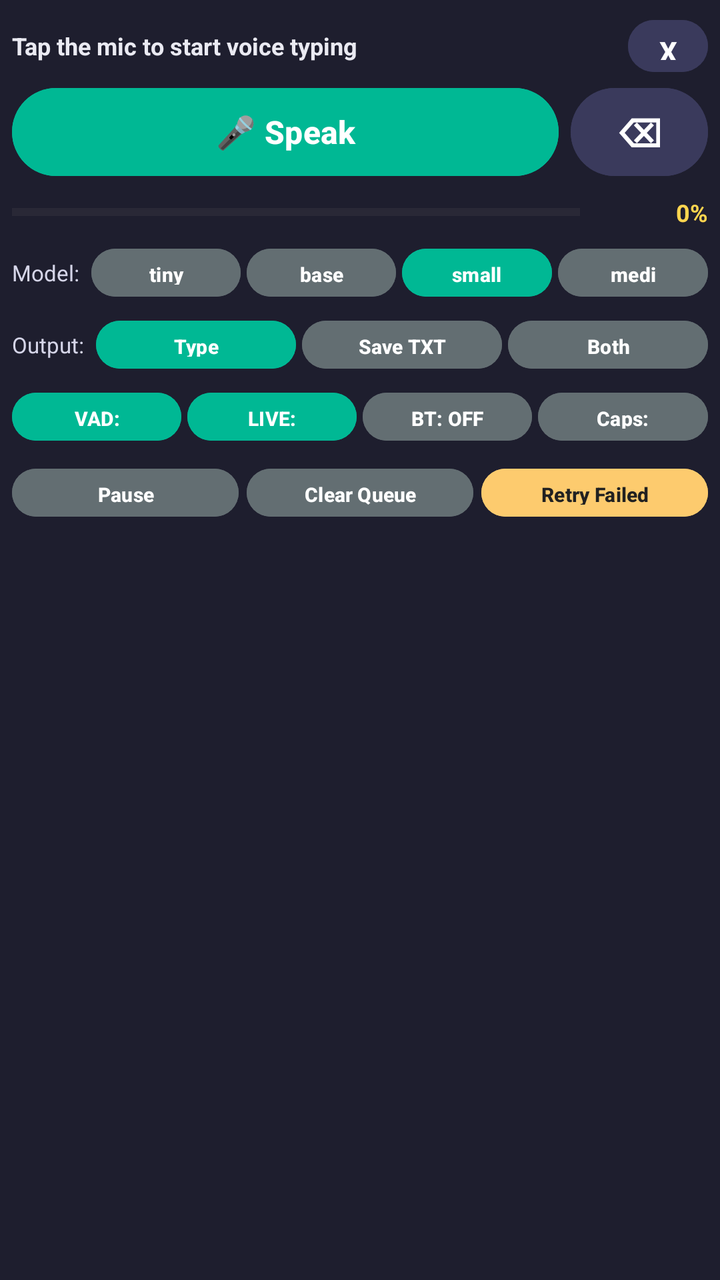
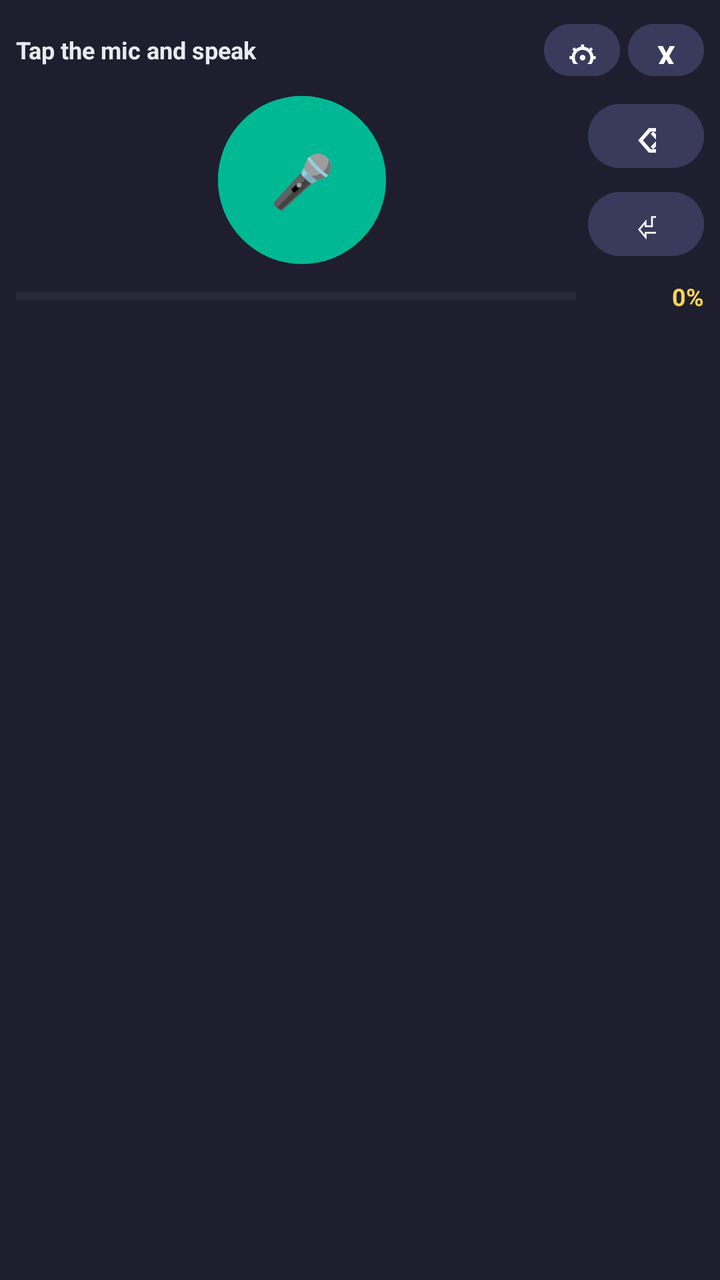

Screens rendered from an Android XML layout before and after an edit, with the pre-edit source and the edit as a unified diff.
<!-- AndroidManifest.xml: application theme Theme.WhisperKeyboard -->
<!-- res/layout/keyboard_view.xml -->
<?xml version="1.0" encoding="utf-8"?>
<LinearLayout xmlns:android="http://schemas.android.com/apk/res/android"
    android:orientation="vertical"
    android:layout_width="match_parent"
    android:layout_height="wrap_content"
    android:background="#1E1E2E"
    android:padding="6dp">

    
    <LinearLayout android:orientation="horizontal" android:layout_width="match_parent" android:layout_height="wrap_content" android:gravity="center_vertical">
        <TextView android:id="@+id/tvStatus" android:text="Tap the mic to start voice typing" android:textColor="#EAEAF2" android:textSize="12sp" android:textStyle="bold" android:layout_width="0dp" android:layout_weight="1" android:layout_height="wrap_content" android:ellipsize="end" android:maxLines="1"/>
        <Button android:id="@+id/btnCloseKeyboard" android:text="X" android:layout_width="40dp" android:layout_height="34dp" android:layout_marginStart="6dp" android:minWidth="0dp" android:paddingStart="0dp" android:paddingEnd="0dp" android:textSize="14sp" android:textStyle="bold" android:textColor="#FFFFFF" android:backgroundTint="#3A3A5C" android:contentDescription="Close keyboard (processing continues)"/>
    </LinearLayout>

    
    <LinearLayout android:orientation="horizontal" android:layout_width="match_parent" android:layout_height="wrap_content" android:gravity="center">
        <Button android:id="@+id/btnMic" android:text="🎤 Speak" android:layout_width="0dp" android:layout_weight="4" android:layout_height="52dp" android:textSize="16sp" android:textStyle="bold" android:textColor="#FFFFFF" android:backgroundTint="#00B894"/>
        <Button android:id="@+id/btnBackspace" android:text="⌫" android:layout_width="0dp" android:layout_weight="1" android:layout_height="52dp" android:layout_marginStart="6dp" android:textSize="20sp" android:textStyle="bold" android:textColor="#FFFFFF" android:backgroundTint="#3A3A5C" android:contentDescription="Delete last word (hold = repeat)"/>
    </LinearLayout>

    
    <LinearLayout android:orientation="horizontal" android:layout_width="match_parent" android:layout_height="wrap_content" android:gravity="center_vertical" android:layout_marginTop="6dp">
        <ProgressBar android:id="@+id/progressTranscribe" style="?android:attr/progressBarStyleHorizontal" android:layout_width="0dp" android:layout_weight="1" android:layout_height="8dp" android:max="100" android:progress="0" android:progressTint="#00B894"/>
        <TextView android:id="@+id/tvProgressPct" android:text="0%" android:textSize="12sp" android:textStyle="bold" android:textColor="#FFD54F" android:layout_width="wrap_content" android:layout_height="wrap_content" android:gravity="end" android:paddingStart="6dp" android:minWidth="64dp"/>
    </LinearLayout>

    
    <LinearLayout android:id="@+id/rowProcessing" android:orientation="horizontal" android:layout_width="match_parent" android:layout_height="wrap_content" android:gravity="center" android:layout_marginTop="4dp" android:visibility="gone">
        <Button android:id="@+id/btnSkipOne" android:text="Skip 1 ▸" android:layout_width="0dp" android:layout_weight="1" android:layout_height="30dp" android:textSize="11sp" android:textStyle="bold" android:textColor="#FFFFFF" android:backgroundTint="#E17055"/>
        <Button android:id="@+id/btnStopAll" android:text="■ Stop All" android:layout_width="0dp" android:layout_weight="1" android:layout_height="30dp" android:layout_marginStart="6dp" android:textSize="11sp" android:textStyle="bold" android:textColor="#FFFFFF" android:backgroundTint="#D63031"/>
    </LinearLayout>

    <LinearLayout android:orientation="horizontal" android:layout_width="match_parent" android:layout_height="wrap_content" android:gravity="center_vertical" android:layout_marginTop="6dp">
        <TextView android:text="Model:" android:textSize="11sp" android:textColor="#D5D5E8" android:layout_width="wrap_content" android:layout_height="wrap_content" android:paddingEnd="6dp"/>
        <Button android:id="@+id/btnModelTiny" android:text="tiny" android:layout_width="0dp" android:layout_weight="1" android:layout_height="32dp" android:textSize="10sp" android:textStyle="bold" android:textColor="#FFFFFF" android:backgroundTint="#636E72"/>
        <Button android:id="@+id/btnModelBase" android:text="base" android:layout_width="0dp" android:layout_weight="1" android:layout_height="32dp" android:layout_marginStart="3dp" android:textSize="10sp" android:textStyle="bold" android:textColor="#FFFFFF" android:backgroundTint="#636E72"/>
        <Button android:id="@+id/btnModelSmall" android:text="small" android:layout_width="0dp" android:layout_weight="1" android:layout_height="32dp" android:layout_marginStart="3dp" android:textSize="10sp" android:textStyle="bold" android:textColor="#FFFFFF" android:backgroundTint="#00B894"/>
        <Button android:id="@+id/btnModelMedium" android:text="medium" android:layout_width="0dp" android:layout_weight="1" android:layout_height="32dp" android:layout_marginStart="3dp" android:textSize="10sp" android:textStyle="bold" android:textColor="#FFFFFF" android:backgroundTint="#636E72"/>
    </LinearLayout>

    <LinearLayout android:orientation="horizontal" android:layout_width="match_parent" android:layout_height="wrap_content" android:gravity="center_vertical" android:layout_marginTop="4dp">
        <TextView android:text="Output:" android:textSize="11sp" android:textColor="#D5D5E8" android:layout_width="wrap_content" android:layout_height="wrap_content" android:paddingEnd="6dp"/>
        <Button android:id="@+id/btnModeType" android:text="Type" android:layout_width="0dp" android:layout_weight="1" android:layout_height="32dp" android:textSize="10sp" android:textStyle="bold" android:textColor="#FFFFFF" android:backgroundTint="#00B894"/>
        <Button android:id="@+id/btnModeTxt" android:text="Save TXT" android:layout_width="0dp" android:layout_weight="1" android:layout_height="32dp" android:layout_marginStart="3dp" android:textSize="10sp" android:textStyle="bold" android:textColor="#FFFFFF" android:backgroundTint="#636E72"/>
        <Button android:id="@+id/btnModeBoth" android:text="Both" android:layout_width="0dp" android:layout_weight="1" android:layout_height="32dp" android:layout_marginStart="3dp" android:textSize="10sp" android:textStyle="bold" android:textColor="#FFFFFF" android:backgroundTint="#636E72"/>
    </LinearLayout>

    
    <LinearLayout android:orientation="horizontal" android:layout_width="match_parent" android:layout_height="wrap_content" android:gravity="center_vertical" android:layout_marginTop="4dp">
        <Button android:id="@+id/btnVad" android:text="VAD: ON" android:layout_width="0dp" android:layout_weight="1" android:layout_height="32dp" android:textSize="10sp" android:textStyle="bold" android:textColor="#FFFFFF" android:backgroundTint="#00B894"/>
        <Button android:id="@+id/btnLive" android:text="LIVE: ON" android:layout_width="0dp" android:layout_weight="1" android:layout_height="32dp" android:layout_marginStart="3dp" android:textSize="10sp" android:textStyle="bold" android:textColor="#FFFFFF" android:backgroundTint="#00B894"/>
        <Button android:id="@+id/btnBt" android:text="BT: OFF" android:layout_width="0dp" android:layout_weight="1" android:layout_height="32dp" android:layout_marginStart="3dp" android:textSize="10sp" android:textStyle="bold" android:textColor="#FFFFFF" android:backgroundTint="#636E72"/>
        <Button android:id="@+id/btnCaps" android:text="Caps: AUTO" android:layout_width="0dp" android:layout_weight="1" android:layout_height="32dp" android:layout_marginStart="3dp" android:textSize="10sp" android:textStyle="bold" android:textColor="#FFFFFF" android:backgroundTint="#636E72"/>
    </LinearLayout>

    <LinearLayout android:orientation="horizontal" android:layout_width="match_parent" android:layout_height="wrap_content" android:gravity="center" android:layout_marginTop="6dp">
        <Button android:id="@+id/btnPause" android:text="Pause" android:layout_width="0dp" android:layout_weight="1" android:layout_height="32dp" android:textSize="10sp" android:textStyle="bold" android:textColor="#FFFFFF" android:backgroundTint="#636E72"/>
        <Button android:id="@+id/btnClear" android:text="Clear Queue" android:layout_width="0dp" android:layout_weight="1" android:layout_height="32dp" android:layout_marginStart="4dp" android:textSize="10sp" android:textStyle="bold" android:textColor="#FFFFFF" android:backgroundTint="#636E72"/>
        <Button android:id="@+id/btnRetry" android:text="Retry Failed" android:layout_width="0dp" android:layout_weight="1" android:layout_height="32dp" android:layout_marginStart="4dp" android:textSize="10sp" android:textStyle="bold" android:textColor="#212121" android:backgroundTint="#FDCB6E"/>
    </LinearLayout>

    <TextView android:id="@+id/tvQueueBadge" android:text="" android:textSize="10sp" android:textStyle="bold" android:textColor="#FFD54F" android:layout_width="match_parent" android:layout_height="wrap_content" android:gravity="center" android:paddingTop="4dp"/>

</LinearLayout>
<!-- resources referenced by this layout -->
<resources>
  <style name="Theme.WhisperKeyboard" parent="Theme.Material3.DayNight.NoActionBar">
          <item name="colorPrimary">#6C5CE7</item>
          <item name="colorPrimaryVariant">#5A4BD1</item>
          <item name="colorOnPrimary">#FFFFFF</item>
          <item name="colorSecondary">#A29BFE</item>
          <item name="android:statusBarColor">#2C2C3E</item>
      </style>
</resources>

<!-- the commit's change to res/layout/keyboard_view.xml (unified diff, before → after) -->
@@ -4,61 +4,73 @@
     android:layout_width="match_parent"
     android:layout_height="wrap_content"
     android:background="#1E1E2E"
-    android:padding="6dp">
+    android:padding="8dp">
 
     
-    <LinearLayout android:orientation="horizontal" android:layout_width="match_parent" android:layout_height="wrap_content" android:gravity="center_vertical">
-        <TextView android:id="@+id/tvStatus" android:text="Tap the mic to start voice typing" android:textColor="#EAEAF2" android:textSize="12sp" android:textStyle="bold" android:layout_width="0dp" android:layout_weight="1" android:layout_height="wrap_content" android:ellipsize="end" android:maxLines="1"/>
-        <Button android:id="@+id/btnCloseKeyboard" android:text="X" android:layout_width="40dp" android:layout_height="34dp" android:layout_marginStart="6dp" android:minWidth="0dp" android:paddingStart="0dp" android:paddingEnd="0dp" android:textSize="14sp" android:textStyle="bold" android:textColor="#FFFFFF" android:backgroundTint="#3A3A5C" android:contentDescription="Close keyboard (processing continues)"/>
+    <LinearLayout android:id="@+id/simpleLayout" android:orientation="vertical" android:layout_width="match_parent" android:layout_height="wrap_content">
+
+        <LinearLayout android:orientation="horizontal" android:layout_width="match_parent" android:layout_height="wrap_content" android:gravity="center_vertical">
+            <TextView android:id="@+id/tvStatus" android:text="Tap the mic and speak" android:textColor="#EAEAF2" android:textSize="12sp" android:textStyle="bold" android:layout_width="0dp" android:layout_weight="1" android:layout_height="wrap_content" android:ellipsize="end" android:maxLines="1"/>
+            <Button android:id="@+id/btnKeyboardGear" android:text="⚙" android:layout_width="38dp" android:layout_height="34dp" android:minWidth="0dp" android:paddingStart="0dp" android:paddingEnd="0dp" android:textSize="15sp" android:textStyle="bold" android:textColor="#FFFFFF" android:backgroundTint="#3A3A5C"/>
+            <Button android:id="@+id/btnCloseKeyboard" android:text="X" android:layout_width="38dp" android:layout_height="34dp" android:layout_marginStart="4dp" android:minWidth="0dp" android:paddingStart="0dp" android:paddingEnd="0dp" android:textSize="14sp" android:textStyle="bold" android:textColor="#FFFFFF" android:backgroundTint="#3A3A5C" android:contentDescription="Close keyboard (processing continues)"/>
+        </LinearLayout>
+
+        <LinearLayout android:orientation="horizontal" android:layout_width="match_parent" android:layout_height="wrap_content" android:gravity="center_vertical" android:layout_marginTop="6dp">
+
+            
+            <FrameLayout android:layout_width="0dp" android:layout_weight="1" android:layout_height="wrap_content">
+                <Button android:id="@+id/btnMicCircle" android:text="🎤" android:textSize="26sp" android:layout_width="84dp" android:layout_height="84dp" android:layout_gravity="center_horizontal" android:insetTop="0dp" android:insetBottom="0dp" android:padding="0dp" android:textColor="#FFFFFF" android:backgroundTint="#00B894" android:contentDescription="Record"/>
+            </FrameLayout>
+
+            
+            <LinearLayout android:orientation="vertical" android:layout_width="wrap_content" android:layout_height="wrap_content">
+                <Button android:id="@+id/btnBackspace" android:text="⌫" android:layout_width="58dp" android:layout_height="40dp" android:textSize="17sp" android:textStyle="bold" android:textColor="#FFFFFF" android:backgroundTint="#3A3A5C" android:contentDescription="Delete last word (hold = repeat)"/>
+                <Button android:id="@+id/btnEnter" android:text="⏎" android:layout_width="58dp" android:layout_height="40dp" android:layout_marginTop="4dp" android:textSize="16sp" android:textStyle="bold" android:textColor="#FFFFFF" android:backgroundTint="#3A3A5C" android:contentDescription="New line"/>
+            </LinearLayout>
+        </LinearLayout>
     </LinearLayout>
 
     
-    <LinearLayout android:orientation="horizontal" android:layout_width="match_parent" android:layout_height="wrap_content" android:gravity="center">
-        <Button android:id="@+id/btnMic" android:text="🎤 Speak" android:layout_width="0dp" android:layout_weight="4" android:layout_height="52dp" android:textSize="16sp" android:textStyle="bold" android:textColor="#FFFFFF" android:backgroundTint="#00B894"/>
-        <Button android:id="@+id/btnBackspace" android:text="⌫" android:layout_width="0dp" android:layout_weight="1" android:layout_height="52dp" android:layout_marginStart="6dp" android:textSize="20sp" android:textStyle="bold" android:textColor="#FFFFFF" android:backgroundTint="#3A3A5C" android:contentDescription="Delete last word (hold = repeat)"/>
+    <LinearLayout android:id="@+id/settingsPanel" android:orientation="vertical" android:layout_width="match_parent" android:layout_height="wrap_content" android:visibility="gone">
+
+        <LinearLayout android:orientation="horizontal" android:layout_width="match_parent" android:layout_height="wrap_content" android:gravity="center_vertical">
+            <TextView android:text="⚙ Keyboard Settings" android:textStyle="bold" android:textSize="14sp" android:textColor="#FFFFFF" android:layout_width="0dp" android:layout_weight="1" android:layout_height="wrap_content"/>
+            <Button android:id="@+id/btnPanelDone" android:text="Done ▸" android:layout_width="wrap_content" android:layout_height="34dp" android:minWidth="0dp" android:paddingStart="12dp" android:paddingEnd="12dp" android:textSize="12sp" android:textStyle="bold" android:textColor="#212121" android:backgroundTint="#FDCB6E"/>
+        </LinearLayout>
+
+        <LinearLayout android:orientation="horizontal" android:layout_width="match_parent" android:layout_height="wrap_content" android:gravity="center_vertical" android:layout_marginTop="6dp">
+            <TextView android:text="Model:" android:textSize="11sp" android:textColor="#D5D5E8" android:layout_width="wrap_content" android:layout_height="wrap_content" android:paddingEnd="6dp"/>
+            <Button android:id="@+id/btnModelTiny" android:text="tiny" android:layout_width="0dp" android:layout_weight="1" android:layout_height="32dp" android:textSize="10sp" android:textStyle="bold" android:textColor="#FFFFFF" android:backgroundTint="#636E72"/>
+            <Button android:id="@+id/btnModelBase" android:text="base" android:layout_width="0dp" android:layout_weight="1" android:layout_height="32dp" android:layout_marginStart="3dp" android:textSize="10sp" android:textStyle="bold" android:textColor="#FFFFFF" android:backgroundTint="#636E72"/>
+            <Button android:id="@+id/btnModelSmall" android:text="small" android:layout_width="0dp" android:layout_weight="1" android:layout_height="32dp" android:layout_marginStart="3dp" android:textSize="10sp" android:textStyle="bold" android:textColor="#FFFFFF" android:backgroundTint="#00B894"/>
+            <Button android:id="@+id/btnModelMedium" android:text="medium" android:layout_width="0dp" android:layout_weight="1" android:layout_height="32dp" android:layout_marginStart="3dp" android:textSize="10sp" android:textStyle="bold" android:textColor="#FFFFFF" android:backgroundTint="#636E72"/>
+        </LinearLayout>
+
+        <LinearLayout android:orientation="horizontal" android:layout_width="match_parent" android:layout_height="wrap_content" android:gravity="center_vertical" android:layout_marginTop="4dp">
+            <Button android:id="@+id/btnVad" android:text="VAD: ON" android:layout_width="0dp" android:layout_weight="1" android:layout_height="32dp" android:textSize="10sp" android:textStyle="bold" android:textColor="#FFFFFF" android:backgroundTint="#00B894"/>
+            <Button android:id="@+id/btnLang" android:text="Lang: auto" android:layout_width="0dp" android:layout_weight="1" android:layout_height="32dp" android:layout_marginStart="3dp" android:textSize="10sp" android:textStyle="bold" android:textColor="#FFFFFF" android:backgroundTint="#636E72"/>
+            <Button android:id="@+id/btnBt" android:text="BT: OFF" android:layout_width="0dp" android:layout_weight="1" android:layout_height="32dp" android:layout_marginStart="3dp" android:textSize="10sp" android:textStyle="bold" android:textColor="#FFFFFF" android:backgroundTint="#636E72"/>
+            <Button android:id="@+id/btnCaps" android:text="Caps: AUTO" android:layout_width="0dp" android:layout_weight="1" android:layout_height="32dp" android:layout_marginStart="3dp" android:textSize="10sp" android:textStyle="bold" android:textColor="#FFFFFF" android:backgroundTint="#636E72"/>
+        </LinearLayout>
+
+        <LinearLayout android:orientation="horizontal" android:layout_width="match_parent" android:layout_height="wrap_content" android:gravity="center" android:layout_marginTop="6dp">
+            <Button android:id="@+id/btnPause" android:text="Pause" android:layout_width="0dp" android:layout_weight="1" android:layout_height="32dp" android:textSize="10sp" android:textStyle="bold" android:textColor="#FFFFFF" android:backgroundTint="#636E72"/>
+            <Button android:id="@+id/btnClear" android:text="Clear Queue" android:layout_width="0dp" android:layout_weight="1" android:layout_height="32dp" android:layout_marginStart="4dp" android:textSize="10sp" android:textStyle="bold" android:textColor="#FFFFFF" android:backgroundTint="#636E72"/>
+            <Button android:id="@+id/btnRetry" android:text="Retry Failed" android:layout_width="0dp" android:layout_weight="1" android:layout_height="32dp" android:layout_marginStart="4dp" android:textSize="10sp" android:textStyle="bold" android:textColor="#212121" android:backgroundTint="#FDCB6E"/>
+        </LinearLayout>
     </LinearLayout>
 
     
-    <LinearLayout android:orientation="horizontal" android:layout_width="match_parent" android:layout_height="wrap_content" android:gravity="center_vertical" android:layout_marginTop="6dp">
+    <LinearLayout android:orientation="horizontal" android:layout_width="match_parent" android:layout_height="wrap_content" android:gravity="center_vertical" android:layout_marginTop="8dp">
         <ProgressBar android:id="@+id/progressTranscribe" style="?android:attr/progressBarStyleHorizontal" android:layout_width="0dp" android:layout_weight="1" android:layout_height="8dp" android:max="100" android:progress="0" android:progressTint="#00B894"/>
         <TextView android:id="@+id/tvProgressPct" android:text="0%" android:textSize="12sp" android:textStyle="bold" android:textColor="#FFD54F" android:layout_width="wrap_content" android:layout_height="wrap_content" android:gravity="end" android:paddingStart="6dp" android:minWidth="64dp"/>
     </LinearLayout>
 
-    
     <LinearLayout android:id="@+id/rowProcessing" android:orientation="horizontal" android:layout_width="match_parent" android:layout_height="wrap_content" android:gravity="center" android:layout_marginTop="4dp" android:visibility="gone">
         <Button android:id="@+id/btnSkipOne" android:text="Skip 1 ▸" android:layout_width="0dp" android:layout_weight="1" android:layout_height="30dp" android:textSize="11sp" android:textStyle="bold" android:textColor="#FFFFFF" android:backgroundTint="#E17055"/>
         <Button android:id="@+id/btnStopAll" android:text="■ Stop All" android:layout_width="0dp" android:layout_weight="1" android:layout_height="30dp" android:layout_marginStart="6dp" android:textSize="11sp" android:textStyle="bold" android:textColor="#FFFFFF" android:backgroundTint="#D63031"/>
     </LinearLayout>
 
-    <LinearLayout android:orientation="horizontal" android:layout_width="match_parent" android:layout_height="wrap_content" android:gravity="center_vertical" android:layout_marginTop="6dp">
-        <TextView android:text="Model:" android:textSize="11sp" android:textColor="#D5D5E8" android:layout_width="wrap_content" android:layout_height="wrap_content" android:paddingEnd="6dp"/>
-        <Button android:id="@+id/btnModelTiny" android:text="tiny" android:layout_width="0dp" android:layout_weight="1" android:layout_height="32dp" android:textSize="10sp" android:textStyle="bold" android:textColor="#FFFFFF" android:backgroundTint="#636E72"/>
-        <Button android:id="@+id/btnModelBase" android:text="base" android:layout_width="0dp" android:layout_weight="1" android:layout_height="32dp" android:layout_marginStart="3dp" android:textSize="10sp" android:textStyle="bold" android:textColor="#FFFFFF" android:backgroundTint="#636E72"/>
-        <Button android:id="@+id/btnModelSmall" android:text="small" android:layout_width="0dp" android:layout_weight="1" android:layout_height="32dp" android:layout_marginStart="3dp" android:textSize="10sp" android:textStyle="bold" android:textColor="#FFFFFF" android:backgroundTint="#00B894"/>
-        <Button android:id="@+id/btnModelMedium" android:text="medium" android:layout_width="0dp" android:layout_weight="1" android:layout_height="32dp" android:layout_marginStart="3dp" android:textSize="10sp" android:textStyle="bold" android:textColor="#FFFFFF" android:backgroundTint="#636E72"/>
-    </LinearLayout>
-
-    <LinearLayout android:orientation="horizontal" android:layout_width="match_parent" android:layout_height="wrap_content" android:gravity="center_vertical" android:layout_marginTop="4dp">
-        <TextView android:text="Output:" android:textSize="11sp" android:textColor="#D5D5E8" android:layout_width="wrap_content" android:layout_height="wrap_content" android:paddingEnd="6dp"/>
-        <Button android:id="@+id/btnModeType" android:text="Type" android:layout_width="0dp" android:layout_weight="1" android:layout_height="32dp" android:textSize="10sp" android:textStyle="bold" android:textColor="#FFFFFF" android:backgroundTint="#00B894"/>
-        <Button android:id="@+id/btnModeTxt" android:text="Save TXT" android:layout_width="0dp" android:layout_weight="1" android:layout_height="32dp" android:layout_marginStart="3dp" android:textSize="10sp" android:textStyle="bold" android:textColor="#FFFFFF" android:backgroundTint="#636E72"/>
-        <Button android:id="@+id/btnModeBoth" android:text="Both" android:layout_width="0dp" android:layout_weight="1" android:layout_height="32dp" android:layout_marginStart="3dp" android:textSize="10sp" android:textStyle="bold" android:textColor="#FFFFFF" android:backgroundTint="#636E72"/>
-    </LinearLayout>
-
-    
-    <LinearLayout android:orientation="horizontal" android:layout_width="match_parent" android:layout_height="wrap_content" android:gravity="center_vertical" android:layout_marginTop="4dp">
-        <Button android:id="@+id/btnVad" android:text="VAD: ON" android:layout_width="0dp" android:layout_weight="1" android:layout_height="32dp" android:textSize="10sp" android:textStyle="bold" android:textColor="#FFFFFF" android:backgroundTint="#00B894"/>
-        <Button android:id="@+id/btnLive" android:text="LIVE: ON" android:layout_width="0dp" android:layout_weight="1" android:layout_height="32dp" android:layout_marginStart="3dp" android:textSize="10sp" android:textStyle="bold" android:textColor="#FFFFFF" android:backgroundTint="#00B894"/>
-        <Button android:id="@+id/btnBt" android:text="BT: OFF" android:layout_width="0dp" android:layout_weight="1" android:layout_height="32dp" android:layout_marginStart="3dp" android:textSize="10sp" android:textStyle="bold" android:textColor="#FFFFFF" android:backgroundTint="#636E72"/>
-        <Button android:id="@+id/btnCaps" android:text="Caps: AUTO" android:layout_width="0dp" android:layout_weight="1" android:layout_height="32dp" android:layout_marginStart="3dp" android:textSize="10sp" android:textStyle="bold" android:textColor="#FFFFFF" android:backgroundTint="#636E72"/>
-    </LinearLayout>
-
-    <LinearLayout android:orientation="horizontal" android:layout_width="match_parent" android:layout_height="wrap_content" android:gravity="center" android:layout_marginTop="6dp">
-        <Button android:id="@+id/btnPause" android:text="Pause" android:layout_width="0dp" android:layout_weight="1" android:layout_height="32dp" android:textSize="10sp" android:textStyle="bold" android:textColor="#FFFFFF" android:backgroundTint="#636E72"/>
-        <Button android:id="@+id/btnClear" android:text="Clear Queue" android:layout_width="0dp" android:layout_weight="1" android:layout_height="32dp" android:layout_marginStart="4dp" android:textSize="10sp" android:textStyle="bold" android:textColor="#FFFFFF" android:backgroundTint="#636E72"/>
-        <Button android:id="@+id/btnRetry" android:text="Retry Failed" android:layout_width="0dp" android:layout_weight="1" android:layout_height="32dp" android:layout_marginStart="4dp" android:textSize="10sp" android:textStyle="bold" android:textColor="#212121" android:backgroundTint="#FDCB6E"/>
-    </LinearLayout>
-
     <TextView android:id="@+id/tvQueueBadge" android:text="" android:textSize="10sp" android:textStyle="bold" android:textColor="#FFD54F" android:layout_width="match_parent" android:layout_height="wrap_content" android:gravity="center" android:paddingTop="4dp"/>
 
 </LinearLayout>
